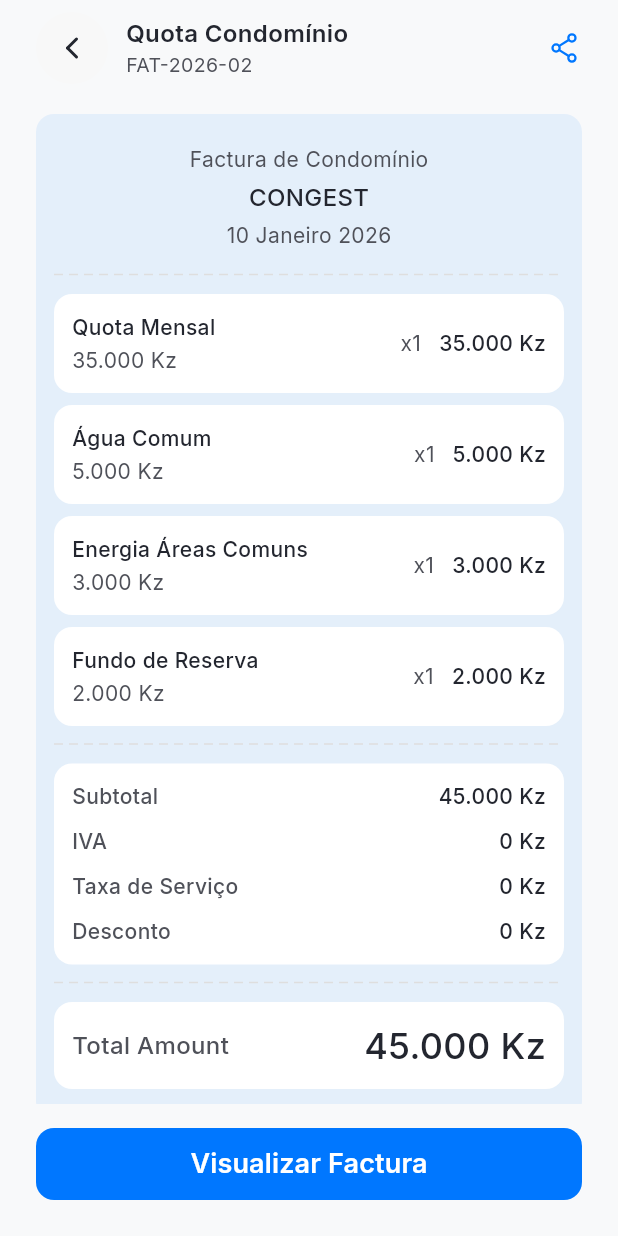
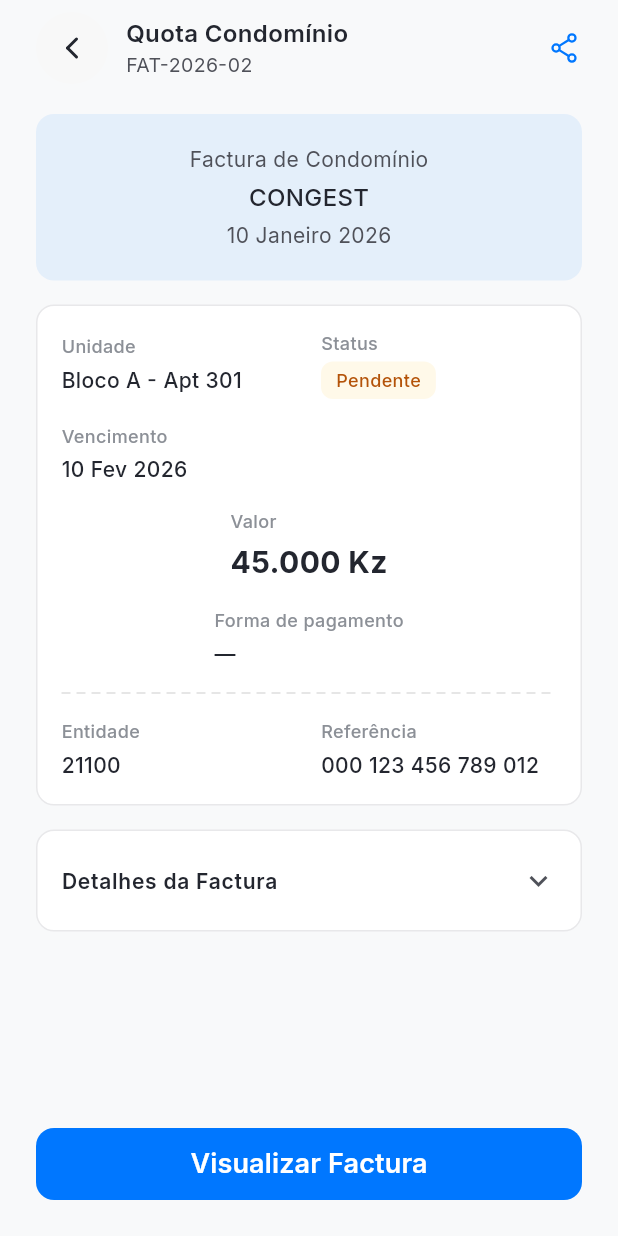
Before and after one commit to gustavocaraciolo/ConGest, a Flutter app: the InvoicesScreen screen opened directly, after a tap on "Quota Condomínio", on a phone screen of 412 x 824 dp. Run offline on Flutter 3.47's test engine with Material 3 defaults, Android fonts, the phone set to English and light mode, and no system bars; our stand-ins replace flutter_svg, google_fonts, qr_flutter, share_plus; missing offline and left inert: pdfx.

Commit message:
feat: Redesign the invoice PDF screen to display payment status and summarized details using `StatusBadge` and new info fields.

```diff
--- a/lib/features/invoices/invoice_pdf_screen.dart
+++ b/lib/features/invoices/invoice_pdf_screen.dart
@@ -4,16 +4,19 @@
 import 'package:share_plus/share_plus.dart';
 import '../../app/theme/app_colors.dart';
 import '../../shared/widgets/primary_button.dart';
+import '../../shared/widgets/status_badge.dart';
 import '../../shared/widgets/thin_icons.dart';
 
 class InvoicePdfScreen extends StatelessWidget {
   final String invoiceId;
   final String description;
+  final bool isPaid;
 
   const InvoicePdfScreen({
     super.key,
     required this.invoiceId,
     required this.description,
+    this.isPaid = false,
   });
 
   @override
@@ -31,7 +34,7 @@
                   const SizedBox(height: 8),
                   Row(
                     children: [
-                      // Back button (CustomAppBar style)
+                      // Back button
                       GestureDetector(
                         onTap: () => Navigator.of(context).pop(),
                         child: Container(
@@ -94,17 +97,19 @@
             Expanded(
               child: SingleChildScrollView(
                 padding: const EdgeInsets.symmetric(horizontal: 24),
-                child: Container(
+                child: Column(
+                  children: [
+                    // Merchant header
+                    Container(
                       width: double.infinity,
-                  padding: const EdgeInsets.all(12),
+                      padding: const EdgeInsets.all(16),
                       decoration: BoxDecoration(
                         color: AppColors.primary.withValues(alpha: 0.08),
                         borderRadius: BorderRadius.circular(12),
                       ),
                       child: Column(
                         children: [
-                      // Merchant header
-                      const SizedBox(height: 8),
+                          const SizedBox(height: 4),
                           Text(
                             'Factura de Condomínio',
                             style: GoogleFonts.inter(
@@ -131,109 +136,236 @@
                               color: AppColors.textSecondary,
                             ),
                           ),
-                      const SizedBox(height: 16),
-
-                      // Dashed divider
-                      const _DashedDivider(),
-                      const SizedBox(height: 12),
-
-                      // Bill items
-                      const _BillItemRow(
-                        name: 'Quota Mensal',
-                        unitPrice: '35.000 Kz',
-                        quantity: 'x1',
-                        total: '35.000 Kz',
-                      ),
-                      const SizedBox(height: 8),
-                      const _BillItemRow(
-                        name: 'Água Comum',
-                        unitPrice: '5.000 Kz',
-                        quantity: 'x1',
-                        total: '5.000 Kz',
-                      ),
-                      const SizedBox(height: 8),
-                      const _BillItemRow(
-                        name: 'Energia Áreas Comuns',
-                        unitPrice: '3.000 Kz',
-                        quantity: 'x1',
-                        total: '3.000 Kz',
-                      ),
-                      const SizedBox(height: 8),
-                      const _BillItemRow(
-                        name: 'Fundo de Reserva',
-                        unitPrice: '2.000 Kz',
-                        quantity: 'x1',
-                        total: '2.000 Kz',
-                      ),
-
-                      const SizedBox(height: 12),
-                      const _DashedDivider(),
-                      const SizedBox(height: 12),
-
-                      // Summary section
-                      Container(
-                        width: double.infinity,
-                        padding: const EdgeInsets.all(12),
-                        decoration: BoxDecoration(
-                          color: AppColors.white,
-                          borderRadius: BorderRadius.circular(12),
-                        ),
-                        child: const Column(
-                          children: [
-                            _SummaryRow(
-                              label: 'Subtotal',
-                              value: '45.000 Kz',
-                            ),
-                            SizedBox(height: 10),
-                            _SummaryRow(label: 'IVA', value: '0 Kz'),
-                            SizedBox(height: 10),
-                            _SummaryRow(
-                              label: 'Taxa de Serviço',
-                              value: '0 Kz',
-                            ),
-                            SizedBox(height: 10),
-                            _SummaryRow(label: 'Desconto', value: '0 Kz'),
+                          const SizedBox(height: 4),
                         ],
                       ),
                     ),
 
+                    const SizedBox(height: 16),
+
+                    // Payment info fields
+                    Container(
+                      width: double.infinity,
+                      padding: const EdgeInsets.all(16),
+                      decoration: BoxDecoration(
+                        color: AppColors.white,
+                        borderRadius: BorderRadius.circular(12),
+                        border: Border.all(color: AppColors.cardBorder),
+                      ),
+                      child: Column(
+                        children: [
+                          // Linha 1: Unidade | Status
+                          Row(
+                            children: [
+                              Expanded(
+                                child: _InfoField(
+                                  label: 'Unidade',
+                                  value: 'Bloco A - Apt 301',
+                                ),
+                              ),
+                              const SizedBox(width: 16),
+                              Expanded(
+                                child: Column(
+                                  crossAxisAlignment: CrossAxisAlignment.start,
+                                  children: [
+                                    Text(
+                                      'Status',
+                                      style: GoogleFonts.inter(
+                                        fontSize: 12,
+                                        fontWeight: FontWeight.w500,
+                                        color: AppColors.textTertiary,
+                                      ),
+                                    ),
+                                    const SizedBox(height: 4),
+                                    StatusBadge(
+                                      label: isPaid ? 'Pago' : 'Pendente',
+                                      type: isPaid
+                                          ? BadgeType.success
+                                          : BadgeType.warning,
+                                    ),
+                                  ],
+                                ),
+                              ),
+                            ],
+                          ),
+
+                          const SizedBox(height: 16),
+
+                          // Linha 2: Vencimento | Pago em
+                          Row(
+                            children: [
+                              Expanded(
+                                child: _InfoField(
+                                  label: 'Vencimento',
+                                  value: '10 Fev 2026',
+                                ),
+                              ),
+                              const SizedBox(width: 16),
+                              Expanded(
+                                child: isPaid
+                                    ? _InfoField(
+                                        label: 'Pago em',
+                                        value: '08 Fev 2026',
+                                      )
+                                    : const SizedBox.shrink(),
+                              ),
+                            ],
+                          ),
+
+                          const SizedBox(height: 16),
+
+                          // Linha 3: Valor (destaque)
+                          _InfoField(
+                            label: 'Valor',
+                            value: '45.000 Kz',
+                            isHighlighted: true,
+                          ),
+
+                          const SizedBox(height: 16),
+
+                          // Linha 4: Forma de pagamento
+                          _InfoField(
+                            label: 'Forma de pagamento',
+                            value: isPaid
+                                ? 'Transferência Bancária'
+                                : '—',
+                          ),
+
+                          // Condicional: Entidade e Referência (se NÃO pago)
+                          if (!isPaid) ...[
+                            const SizedBox(height: 16),
+                            const _DashedDivider(),
+                            const SizedBox(height: 16),
+                            Row(
+                              children: [
+                                Expanded(
+                                  child: _InfoField(
+                                    label: 'Entidade',
+                                    value: '21100',
+                                  ),
+                                ),
+                                const SizedBox(width: 16),
+                                Expanded(
+                                  child: _InfoField(
+                                    label: 'Referência',
+                                    value: '000 123 456 789 012',
+                                  ),
+                                ),
+                              ],
+                            ),
+                          ],
+                        ],
+                      ),
+                    ),
+
+                    const SizedBox(height: 16),
+
+                    // Accordion: Detalhes da Factura
+                    Container(
+                      decoration: BoxDecoration(
+                        color: AppColors.white,
+                        borderRadius: BorderRadius.circular(12),
+                        border: Border.all(color: AppColors.cardBorder),
+                      ),
+                      clipBehavior: Clip.antiAlias,
+                      child: Theme(
+                        data: Theme.of(context).copyWith(
+                          dividerColor: Colors.transparent,
+                        ),
+                        child: ExpansionTile(
+                          initiallyExpanded: false,
+                          tilePadding: const EdgeInsets.symmetric(
+                            horizontal: 16,
+                            vertical: 4,
+                          ),
+                          childrenPadding: const EdgeInsets.fromLTRB(
+                            16, 0, 16, 16,
+                          ),
+                          title: Text(
+                            'Detalhes da Factura',
+                            style: GoogleFonts.inter(
+                              fontSize: 14,
+                              fontWeight: FontWeight.w600,
+                              color: AppColors.textPrimary,
+                            ),
+                          ),
+                          iconColor: AppColors.textSecondary,
+                          collapsedIconColor: AppColors.textSecondary,
+                          children: [
+                            const _DashedDivider(),
+                            const SizedBox(height: 12),
+                            _AccordionItem(
+                              name: 'Quota Mensal',
+                              value: '35.000 Kz',
+                            ),
+                            const SizedBox(height: 8),
+                            _AccordionItem(
+                              name: 'Água Comum',
+                              value: '5.000 Kz',
+                            ),
+                            const SizedBox(height: 8),
+                            _AccordionItem(
+                              name: 'Energia Áreas Comuns',
+                              value: '3.000 Kz',
+                            ),
+                            const SizedBox(height: 8),
+                            _AccordionItem(
+                              name: 'Fundo de Reserva',
+                              value: '2.000 Kz',
+                            ),
                             const SizedBox(height: 12),
                             const _DashedDivider(),
                             const SizedBox(height: 12),
-
-                      // Total amount
-                      Container(
-                        width: double.infinity,
-                        padding: const EdgeInsets.all(12),
-                        decoration: BoxDecoration(
-                          color: AppColors.white,
-                          borderRadius: BorderRadius.circular(12),
+                            _AccordionItem(
+                              name: 'Subtotal',
+                              value: '45.000 Kz',
                             ),
-                        child: Row(
+                            const SizedBox(height: 8),
+                            _AccordionItem(
+                              name: 'IVA',
+                              value: '0 Kz',
+                            ),
+                            const SizedBox(height: 8),
+                            _AccordionItem(
+                              name: 'Taxa de Serviço',
+                              value: '0 Kz',
+                            ),
+                            const SizedBox(height: 8),
+                            _AccordionItem(
+                              name: 'Desconto',
+                              value: '0 Kz',
+                            ),
+                            const SizedBox(height: 12),
+                            const _DashedDivider(),
+                            const SizedBox(height: 12),
+                            Row(
                               mainAxisAlignment: MainAxisAlignment.spaceBetween,
                               children: [
                                 Text(
-                              'Total Amount',
+                                  'Total',
                                   style: GoogleFonts.inter(
-                                fontSize: 16,
-                                fontWeight: FontWeight.w500,
-                                color: AppColors.textSecondary,
+                                    fontSize: 14,
+                                    fontWeight: FontWeight.w600,
+                                    color: AppColors.textPrimary,
                                   ),
                                 ),
                                 Text(
                                   '45.000 Kz',
                                   style: GoogleFonts.inter(
-                                fontSize: 24,
-                                fontWeight: FontWeight.w500,
+                                    fontSize: 14,
+                                    fontWeight: FontWeight.w600,
                                     color: AppColors.textPrimary,
                                   ),
                                 ),
                               ],
                             ),
-                      ),
-                      const SizedBox(height: 8),
                           ],
                         ),
+                      ),
+                    ),
+
+                    const SizedBox(height: 16),
+                  ],
                 ),
               ),
             ),
@@ -334,6 +466,78 @@
   }
 }
 
+// --- Helper widgets ---
+
+class _InfoField extends StatelessWidget {
+  final String label;
+  final String value;
+  final bool isHighlighted;
+
+  const _InfoField({
+    required this.label,
+    required this.value,
+    this.isHighlighted = false,
+  });
+
+  @override
+  Widget build(BuildContext context) {
+    return Column(
+      crossAxisAlignment: CrossAxisAlignment.start,
+      children: [
+        Text(
+          label,
+          style: GoogleFonts.inter(
+            fontSize: 12,
+            fontWeight: FontWeight.w500,
+            color: AppColors.textTertiary,
+          ),
+        ),
+        const SizedBox(height: 4),
+        Text(
+          value,
+          style: GoogleFonts.inter(
+            fontSize: isHighlighted ? 20 : 14,
+            fontWeight: isHighlighted ? FontWeight.w700 : FontWeight.w500,
+            color: AppColors.textPrimary,
+          ),
+        ),
+      ],
+    );
+  }
+}
+
+class _AccordionItem extends StatelessWidget {
+  final String name;
+  final String value;
+
+  const _AccordionItem({required this.name, required this.value});
+
+  @override
+  Widget build(BuildContext context) {
+    return Row(
+      mainAxisAlignment: MainAxisAlignment.spaceBetween,
+      children: [
+        Text(
+          name,
+          style: GoogleFonts.inter(
+            fontSize: 13,
+            fontWeight: FontWeight.w400,
+            color: AppColors.textSecondary,
+          ),
+        ),
+        Text(
+          value,
+          style: GoogleFonts.inter(
+            fontSize: 13,
+            fontWeight: FontWeight.w500,
+            color: AppColors.textPrimary,
+          ),
+        ),
+      ],
+    );
+  }
+}
+
 class _DashedDivider extends StatelessWidget {
   const _DashedDivider();
 
@@ -372,111 +576,3 @@
   @override
   bool shouldRepaint(covariant CustomPainter oldDelegate) => false;
 }
-
-class _BillItemRow extends StatelessWidget {
-  final String name;
-  final String unitPrice;
-  final String quantity;
-  final String total;
-
-  const _BillItemRow({
-    required this.name,
-    required this.unitPrice,
-    required this.quantity,
-    required this.total,
-  });
-
-  @override
-  Widget build(BuildContext context) {
-    return Container(
-      width: double.infinity,
-      padding: const EdgeInsets.all(12),
-      decoration: BoxDecoration(
-        color: AppColors.white,
-        borderRadius: BorderRadius.circular(12),
-      ),
-      child: Row(
-        children: [
-          // Left column: name + unit price
-          Expanded(
-            child: Column(
-              crossAxisAlignment: CrossAxisAlignment.start,
-              children: [
-                Text(
-                  name,
-                  style: GoogleFonts.inter(
-                    fontSize: 14,
-                    fontWeight: FontWeight.w500,
-                    color: AppColors.textPrimary,
-                  ),
-                ),
-                const SizedBox(height: 2),
-                Text(
-                  unitPrice,
-                  style: GoogleFonts.inter(
-                    fontSize: 14,
-                    fontWeight: FontWeight.w400,
-                    color: AppColors.textSecondary,
-                  ),
-                ),
-              ],
-            ),
-          ),
-          // Center: quantity
-          Padding(
-            padding: const EdgeInsets.symmetric(horizontal: 12),
-            child: Text(
-              quantity,
-              style: GoogleFonts.inter(
-                fontSize: 14,
-                fontWeight: FontWeight.w400,
-                color: AppColors.textSecondary,
-              ),
-            ),
-          ),
-          // Right: total
-          Text(
-            total,
-            style: GoogleFonts.inter(
-              fontSize: 14,
-              fontWeight: FontWeight.w500,
-              color: AppColors.textPrimary,
-            ),
-          ),
-        ],
-      ),
-    );
-  }
-}
-
-class _SummaryRow extends StatelessWidget {
-  final String label;
-  final String value;
-
-  const _SummaryRow({required this.label, required this.value});
-
-  @override
-  Widget build(BuildContext context) {
-    return Row(
-      mainAxisAlignment: MainAxisAlignment.spaceBetween,
-      children: [
-        Text(
-          label,
-          style: GoogleFonts.inter(
-            fontSize: 14,
-            fontWeight: FontWeight.w500,
-            color: AppColors.textSecondary,
-          ),
-        ),
-        Text(
-          value,
-          style: GoogleFonts.inter(
-            fontSize: 14,
-            fontWeight: FontWeight.w500,
-            color: AppColors.textPrimary,
-          ),
-        ),
-      ],
-    );
-  }
-}
--- a/lib/features/invoices/invoices_screen.dart
+++ b/lib/features/invoices/invoices_screen.dart
@@ -14,12 +14,13 @@
 }
 
 class _InvoicesScreenState extends State<InvoicesScreen> {
-  void _openInvoice(String invoiceId, String description) {
+  void _openInvoice(String invoiceId, String description, {bool isPaid = false}) {
     Navigator.of(context).push(
       MaterialPageRoute(
         builder: (_) => InvoicePdfScreen(
           invoiceId: invoiceId,
           description: description,
+          isPaid: isPaid,
         ),
       ),
     );
@@ -78,7 +79,7 @@
                     amount: '45.000 Kz',
                     time: 'Pago',
                     isIncome: true,
-                    onTap: () => _openInvoice('FAT-2026-01', 'Quota Condomínio'),
+                    onTap: () => _openInvoice('FAT-2026-01', 'Quota Condomínio', isPaid: true),
                   ),
                   TransactionCard(
                     icon: SvgPicture.asset(
@@ -92,7 +93,7 @@
                     amount: '20.000 Kz',
                     time: 'Pago',
                     isIncome: true,
-                    onTap: () => _openInvoice('FAT-2026-01-E', 'Taxa Extra - Manutenção Elevador'),
+                    onTap: () => _openInvoice('FAT-2026-01-E', 'Taxa Extra - Manutenção Elevador', isPaid: true),
                   ),
 
                   const DateSectionHeader(label: 'Dezembro 2025'),
@@ -108,7 +109,7 @@
                     amount: '45.000 Kz',
                     time: 'Pago',
                     isIncome: true,
-                    onTap: () => _openInvoice('FAT-2025-12', 'Quota Condomínio'),
+                    onTap: () => _openInvoice('FAT-2025-12', 'Quota Condomínio', isPaid: true),
                   ),
 
                   const SizedBox(height: 14),
@@ -125,7 +126,7 @@
                     amount: '45.000 Kz',
                     time: 'Pago',
                     isIncome: true,
-                    onTap: () => _openInvoice('FAT-2025-11', 'Quota Condomínio'),
+                    onTap: () => _openInvoice('FAT-2025-11', 'Quota Condomínio', isPaid: true),
                   ),
                   const SizedBox(height: 24),
                 ],
```
Lines whose indentation alone changed are shown as unchanged.
